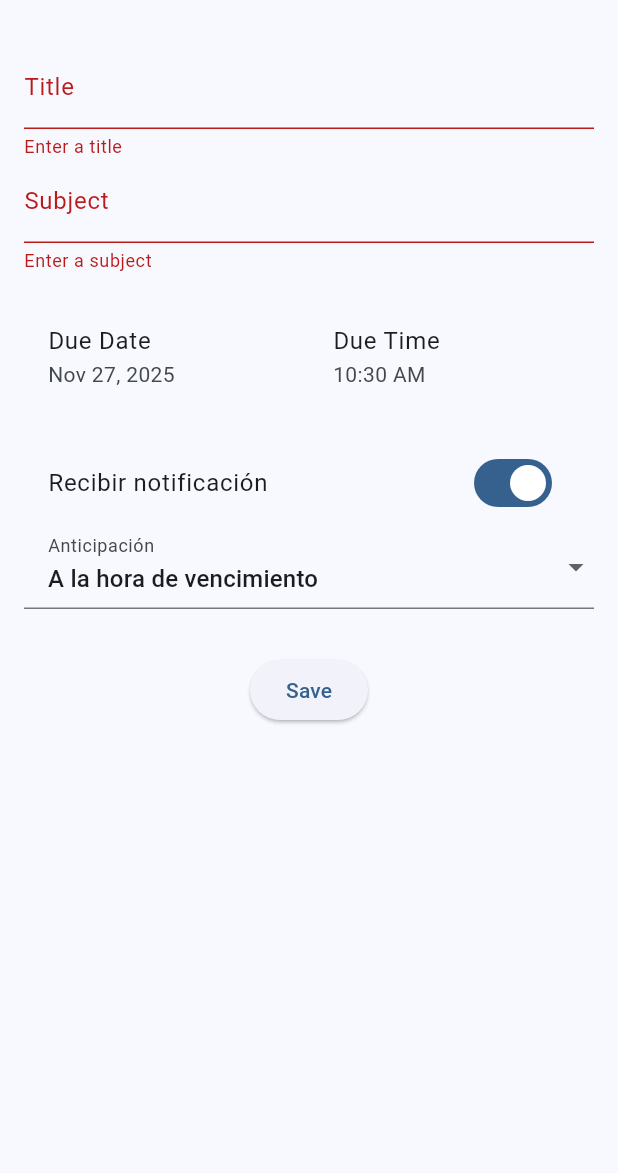
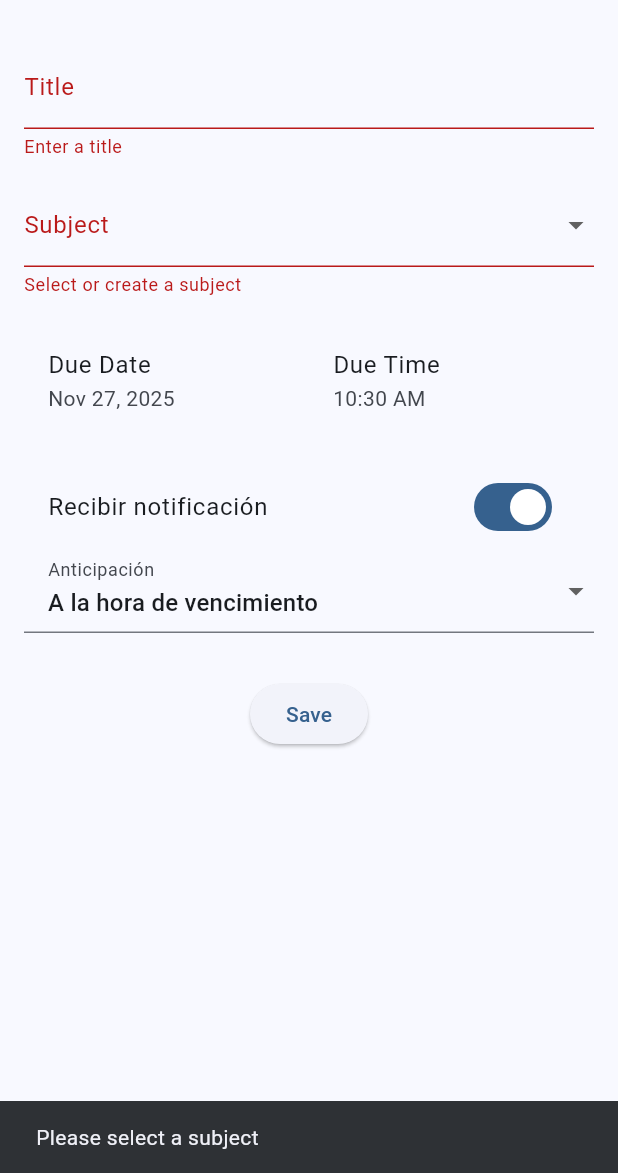
Before and after one commit to GabrielGG27/HomeWork-App, a Flutter app: the AddHomeworkScreen screen opened directly, after a tap on "Save", on a phone screen of 412 x 824 dp, the part 63-1236 px from its top. Run offline on Flutter 3.47's test engine with Material 3 defaults, Android fonts, the phone set to English and light mode, and no system bars; our stand-ins replace flutter_local_notifications, shared_preferences, timezone; missing offline and left inert: flutter_local_notifications_platform_interface; accounts and stored records are empty.

Commit message:
06_Seleccion-de-materias

```diff
--- a/lib/main.dart
+++ b/lib/main.dart
@@ -622,14 +622,20 @@ class _AddHomeworkScreenState extends State<AddHomeworkScreen> {
   bool _enableNotification = true;
   int _notificationOffset = 0;
 
+  List<String> _subjects = [];
+  String? _selectedSubject;
+  final String _createNewSubjectLabel = 'Crear nueva materia...';
+
   @override
   void initState() {
     super.initState();
+    _loadSubjects();
     if (widget.homework != null) {
       _titleController = TextEditingController(text: widget.homework!.title);
       _subjectController = TextEditingController(
         text: widget.homework!.subject,
       );
+      _selectedSubject = widget.homework!.subject;
       _selectedDate = widget.homework!.dueDate;
       _selectedTime = TimeOfDay.fromDateTime(widget.homework!.dueDate);
       _enableNotification = widget.homework!.enableNotification;
@@ -642,6 +648,70 @@ class _AddHomeworkScreenState extends State<AddHomeworkScreen> {
       _selectedTime = TimeOfDay.now();
       _enableNotification = true;
       _notificationOffset = 0;
+    }
+  }
+
+  Future<void> _loadSubjects() async {
+    final prefs = await SharedPreferences.getInstance();
+    setState(() {
+      _subjects = prefs.getStringList('subjects') ?? [];
+      // Ensure the current subject is in the list if editing
+      if (widget.homework != null &&
+          !_subjects.contains(widget.homework!.subject)) {
+        _subjects.add(widget.homework!.subject);
+      }
+    });
+  }
+
+  Future<void> _saveSubjects() async {
+    final prefs = await SharedPreferences.getInstance();
+    await prefs.setStringList('subjects', _subjects);
+  }
+
+  Future<void> _addNewSubject() async {
+    String? newSubject = await showDialog<String>(
+      context: context,
+      builder: (context) {
+        String value = '';
+        return AlertDialog(
+          title: const Text('Nueva materia'),
+          content: TextField(
+            autofocus: true,
+            decoration: const InputDecoration(hintText: 'Nombre de la materia'),
+            onChanged: (text) {
+              value = text;
+            },
+          ),
+          actions: [
+            TextButton(
+              onPressed: () => Navigator.pop(context),
+              child: const Text('Cancelar'),
+            ),
+            ElevatedButton(
+              onPressed: () => Navigator.pop(context, value),
+              child: const Text('Guardar'),
+            ),
+          ],
+        );
+      },
+    );
+
+    if (newSubject != null && newSubject.trim().isNotEmpty) {
+      setState(() {
+        if (!_subjects.contains(newSubject)) {
+          _subjects.add(newSubject);
+          _saveSubjects();
+        }
+        _selectedSubject = newSubject;
+        _subjectController.text = newSubject;
+      });
+    } else {
+      // Reset selection if cancelled or empty
+      setState(() {
+        _selectedSubject = _subjectController.text.isNotEmpty
+            ? _subjectController.text
+            : null;
+      });
     }
   }
 
@@ -693,11 +763,41 @@ class _AddHomeworkScreenState extends State<AddHomeworkScreen> {
                   validator: (value) =>
                       value?.isEmpty == true ? 'Enter a title' : null,
                 ),
-                TextFormField(
-                  controller: _subjectController,
+                const SizedBox(height: 16),
+                DropdownButtonFormField<String>(
+                  value: _subjects.contains(_selectedSubject)
+                      ? _selectedSubject
+                      : null,
                   decoration: const InputDecoration(labelText: 'Subject'),
+                  items: [
+                    ..._subjects.map(
+                      (s) => DropdownMenuItem(value: s, child: Text(s)),
+                    ),
+                    DropdownMenuItem(
+                      value: _createNewSubjectLabel,
+                      child: Row(
+                        children: const [
+                          Icon(Icons.add, size: 20),
+                          SizedBox(width: 8),
+                          Text('Crear nueva materia...'),
+                        ],
+                      ),
+                    ),
+                  ],
+                  onChanged: (value) {
+                    if (value == _createNewSubjectLabel) {
+                      _addNewSubject();
+                    } else {
+                      setState(() {
+                        _selectedSubject = value;
+                        _subjectController.text = value ?? '';
+                      });
+                    }
+                  },
                   validator: (value) =>
-                      value?.isEmpty == true ? 'Enter a subject' : null,
+                      (value == null && _subjectController.text.isEmpty)
+                      ? 'Select or create a subject'
+                      : null,
                 ),
                 const SizedBox(height: 20),
                 Row(
@@ -771,7 +871,8 @@ class _AddHomeworkScreenState extends State<AddHomeworkScreen> {
                 const SizedBox(height: 30),
                 ElevatedButton(
                   onPressed: () {
-                    if (_formKey.currentState!.validate()) {
+                    if (_formKey.currentState!.validate() &&
+                        _subjectController.text.isNotEmpty) {
                       final due = DateTime(
                         _selectedDate.year,
                         _selectedDate.month,
@@ -789,6 +890,12 @@ class _AddHomeworkScreenState extends State<AddHomeworkScreen> {
                         notificationOffset: _notificationOffset,
                       );
                       Navigator.of(context).pop(homework);
+                    } else if (_subjectController.text.isEmpty) {
+                      ScaffoldMessenger.of(context).showSnackBar(
+                        const SnackBar(
+                          content: Text('Please select a subject'),
+                        ),
+                      );
                     }
                   },
                   child: Text(widget.homework != null ? 'Update' : 'Save'),
```
